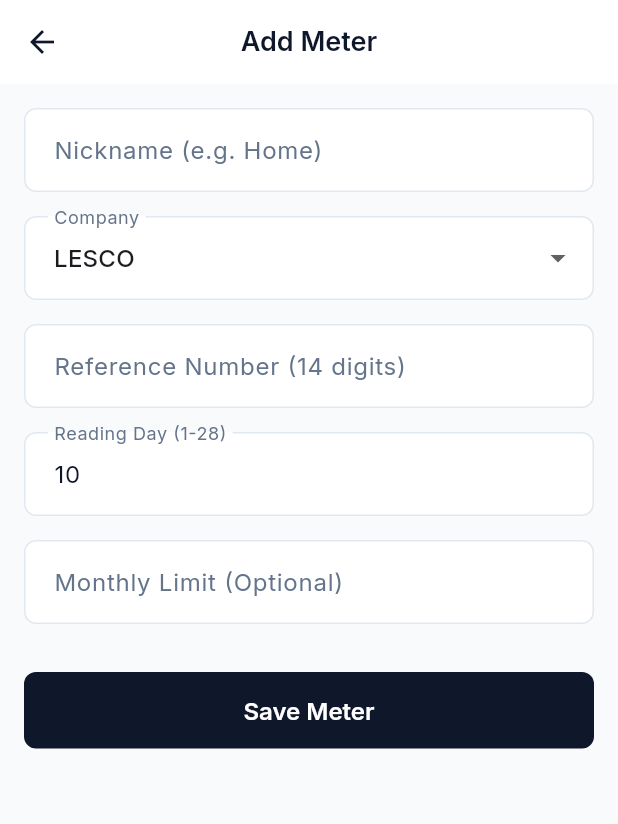
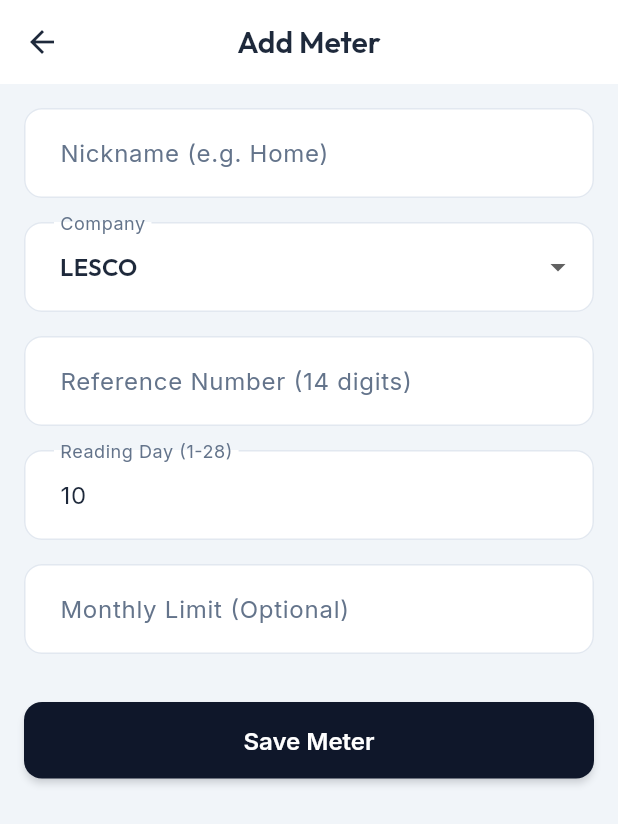
Before and after one commit to abdullahsajid0/MeterReaderflutter, a Flutter app: the screen it shows after launch, after a tap on "Add Meter", on a phone screen of 412 x 824 dp. Shown: the top 824 px of the screen. Run offline on Flutter 3.47's test engine with Material 3 defaults, Android fonts, the phone set to English and light mode, and no system bars; our stand-ins replace camera, fl_chart, go_router, google_fonts, image_picker, lucide_icons and 1 more; missing offline and left inert: google_mlkit_text_recognition.

Commit message:
Now what is being happening here is that you have

```diff
--- a/lib/router.dart
+++ b/lib/router.dart
@@ -1,15 +1,20 @@
 import 'package:go_router/go_router.dart';
-import 'screens/dashboard_screen.dart';
+import 'screens/main_screen.dart';
 import 'screens/meter_details_screen.dart';
 import 'screens/meter_scan_screen.dart';
 import 'screens/add_meter_screen.dart';
+import 'screens/alerts_screen.dart';
 
 final GoRouter appRouter = GoRouter(
   initialLocation: '/',
   routes: [
     GoRoute(
       path: '/',
-      builder: (context, state) => const DashboardScreen(),
+      builder: (context, state) => const MainScreen(),
+    ),
+    GoRoute(
+      path: '/alerts',
+      builder: (context, state) => const AlertsScreen(),
     ),
     GoRoute(
       path: '/meters/new',
--- /dev/null
+++ b/lib/screens/insights_screen.dart
@@ -0,0 +1,180 @@
+import 'package:flutter/material.dart';
+import 'package:provider/provider.dart';
+import 'package:lucide_icons/lucide_icons.dart';
+import '../store/wattwise_store.dart';
+import '../theme/app_theme.dart';
+import '../services/wattwise_billing.dart';
+
+class InsightsScreen extends StatelessWidget {
+  const InsightsScreen({super.key});
+
+  @override
+  Widget build(BuildContext context) {
+    return Consumer<WattWiseStore>(
+      builder: (context, store, child) {
+        final meters = store.meters;
+        if (meters.isEmpty) {
+          return Center(
+            child: Column(
+              mainAxisAlignment: MainAxisAlignment.center,
+              children: [
+                const Icon(LucideIcons.barChart2, size: 64, color: AppTheme.border),
+                const SizedBox(height: 16),
+                Text('No Data Available', style: Theme.of(context).textTheme.titleLarge),
+                const SizedBox(height: 8),
+                const Text('Add meters to see insights and analytics.',
+                    style: TextStyle(color: AppTheme.textSecondary)),
+              ],
+            ),
+          );
+        }
+
+        int totalUnitsThisCycle = 0;
+        int overLimitCount = 0;
+
+        for (var m in meters) {
+          final used = store.unitsThisCycle(m);
+          totalUnitsThisCycle += used;
+          if (m.monthlyLimit != null && used > m.monthlyLimit!) {
+            overLimitCount++;
+          }
+        }
+
+        return ListView(
+          padding: const EdgeInsets.all(16),
+          children: [
+            Text('Summary Overview',
+                style: Theme.of(context)
+                    .textTheme
+                    .titleMedium
+                    ?.copyWith(fontWeight: FontWeight.bold)),
+            const SizedBox(height: 16),
+            _buildStatCard(
+              context,
+              title: 'Total Units Consumed',
+              value: '$totalUnitsThisCycle',
+              subtitle: 'Across all meters this cycle',
+              icon: LucideIcons.zap,
+              color: AppTheme.accent,
+            ),
+            const SizedBox(height: 12),
+            Row(
+              children: [
+                Expanded(
+                  child: _buildStatCard(
+                    context,
+                    title: 'Active Meters',
+                    value: '${meters.length}',
+                    icon: LucideIcons.home,
+                    color: AppTheme.primary,
+                  ),
+                ),
+                const SizedBox(width: 12),
+                Expanded(
+                  child: _buildStatCard(
+                    context,
+                    title: 'Over Limit',
+                    value: '$overLimitCount',
+                    icon: LucideIcons.alertTriangle,
+                    color: overLimitCount > 0 ? AppTheme.danger : AppTheme.success,
+                  ),
+                ),
+              ],
+            ),
+            const SizedBox(height: 24),
+            Text('Meter Breakdown',
+                style: Theme.of(context)
+                    .textTheme
+                    .titleMedium
+                    ?.copyWith(fontWeight: FontWeight.bold)),
+            const SizedBox(height: 16),
+            ...meters.map((m) => _buildMeterInsightCard(context, m, store)),
+          ],
+        );
+      },
+    );
+  }
+
+  Widget _buildStatCard(BuildContext context, {
+    required String title,
+    required String value,
+    String? subtitle,
+    required IconData icon,
+    required Color color,
+  }) {
+    return Card(
+      child: Padding(
+        padding: const EdgeInsets.all(16),
+        child: Column(
+          crossAxisAlignment: CrossAxisAlignment.start,
+          children: [
+            Row(
+              children: [
+                Icon(icon, color: color, size: 20),
+                const SizedBox(width: 8),
+                Expanded(
+                  child: Text(title,
+                      style: const TextStyle(
+                          color: AppTheme.textSecondary, fontWeight: FontWeight.w500)),
+                ),
+              ],
+            ),
+            const SizedBox(height: 12),
+            Text(value,
+                style: Theme.of(context)
+                    .textTheme
+                    .displaySmall
+                    ?.copyWith(color: AppTheme.textPrimary)),
+            if (subtitle != null) ...[
+              const SizedBox(height: 4),
+              Text(subtitle,
+                  style: const TextStyle(fontSize: 12, color: AppTheme.textSecondary)),
+            ]
+          ],
+        ),
+      ),
+    );
+  }
+
+  Widget _buildMeterInsightCard(BuildContext context, dynamic m, WattWiseStore store) {
+    final used = store.unitsThisCycle(m);
+    final cycle = cycleFor(m);
+
+    return Card(
+      margin: const EdgeInsets.only(bottom: 12),
+      child: Padding(
+        padding: const EdgeInsets.all(16),
+        child: Row(
+          children: [
+            Container(
+              padding: const EdgeInsets.all(12),
+              decoration: BoxDecoration(
+                color: AppTheme.background,
+                borderRadius: BorderRadius.circular(12),
+              ),
+              child: const Icon(LucideIcons.gauge, color: AppTheme.textPrimary),
+            ),
+            const SizedBox(width: 16),
+            Expanded(
+              child: Column(
+                crossAxisAlignment: CrossAxisAlignment.start,
+                children: [
+                  Text(m.nickname, style: const TextStyle(fontWeight: FontWeight.bold, fontSize: 16)),
+                  Text('${cycle.daysRemaining} days remaining in cycle', style: const TextStyle(color: AppTheme.textSecondary, fontSize: 12)),
+                ],
+              ),
+            ),
+            Column(
+              crossAxisAlignment: CrossAxisAlignment.end,
+              children: [
+                Text('$used units', style: const TextStyle(fontWeight: FontWeight.bold, fontSize: 16)),
+                if (m.monthlyLimit != null)
+                  Text('Limit: ${m.monthlyLimit}', style: const TextStyle(color: AppTheme.textSecondary, fontSize: 12)),
+              ],
+            )
+          ],
+        ),
+      ),
+    );
+  }
+}
--- /dev/null
+++ b/lib/screens/main_screen.dart
@@ -0,0 +1,95 @@
+import 'package:flutter/material.dart';
+import 'package:provider/provider.dart';
+import 'package:lucide_icons/lucide_icons.dart';
+import 'package:go_router/go_router.dart';
+import '../store/wattwise_store.dart';
+import '../theme/app_theme.dart';
+import 'dashboard_screen.dart';
+import 'insights_screen.dart';
+
+class MainScreen extends StatefulWidget {
+  const MainScreen({super.key});
+
+  @override
+  State<MainScreen> createState() => _MainScreenState();
+}
+
+class _MainScreenState extends State<MainScreen> {
+  int _currentIndex = 0;
+
+  final List<Widget> _pages = [
+    const DashboardScreen(),
+    const InsightsScreen(),
+  ];
+
+  @override
+  Widget build(BuildContext context) {
+    return Scaffold(
+      appBar: AppBar(
+        title: Text(_currentIndex == 0 ? 'WattWise' : 'Insights'),
+        actions: [
+          Consumer<WattWiseStore>(
+            builder: (context, store, child) {
+              final alerts = store.buildAlerts();
+              return Stack(
+                alignment: Alignment.center,
+                children: [
+                  IconButton(
+                    icon: const Icon(LucideIcons.bell),
+                    onPressed: () => context.push('/alerts'),
+                  ),
+                  if (alerts.isNotEmpty)
+                    Positioned(
+                      right: 12,
+                      top: 12,
+                      child: Container(
+                        padding: const EdgeInsets.all(4),
+                        decoration: const BoxDecoration(
+                          color: AppTheme.danger,
+                          shape: BoxShape.circle,
+                        ),
+                        child: Text(
+                          '${alerts.length}',
+                          style: const TextStyle(
+                            color: Colors.white,
+                            fontSize: 10,
+                            fontWeight: FontWeight.bold,
+                          ),
+                        ),
+                      ),
+                    ),
+                ],
+              );
+            },
+          ),
+          IconButton(
+            icon: const Icon(LucideIcons.settings),
+            onPressed: () {}, // Optional: Add settings route later
+          ),
+        ],
+      ),
+      body: IndexedStack(
+        index: _currentIndex,
+        children: _pages,
+      ),
+      bottomNavigationBar: BottomNavigationBar(
+        currentIndex: _currentIndex,
+        onTap: (index) {
+          setState(() {
+            _currentIndex = index;
+          });
+        },
+        items: const [
+          BottomNavigationBarItem(
+            icon: Icon(LucideIcons.home),
+            label: 'Home',
+          ),
+          BottomNavigationBarItem(
+            icon: Icon(LucideIcons.barChart2),
+            label: 'Insights',
+          ),
+        ],
+      ),
+    );
+  }
+}
--- a/lib/theme/app_theme.dart
+++ b/lib/theme/app_theme.dart
@@ -2,40 +2,50 @@ import 'package:flutter/material.dart';
 import 'package:google_fonts/google_fonts.dart';
 
 class AppTheme {
-  static const Color primary = Color(0xFF0F172A); // Tailwind slate-900
-  static const Color background = Color(0xFFF8FAFC); // Tailwind slate-50
+  static const Color primary = Color(0xFF0F172A); // slate-900
+  static const Color background = Color(0xFFF1F5F9); // slate-100 (slightly darker than F8FAFC for better contrast with white cards)
   static const Color surface = Colors.white;
-  static const Color textPrimary = Color(0xFF0F172A);
-  static const Color textSecondary = Color(0xFF64748B); // Tailwind slate-500
-  static const Color accent = Color(0xFF3B82F6); // Tailwind blue-500
-  static const Color success = Color(0xFF22C55E); // Tailwind green-500
-  static const Color warning = Color(0xFFF59E0B); // Tailwind amber-500
-  static const Color danger = Color(0xFFEF4444); // Tailwind red-500
-  static const Color border = Color(0xFFE2E8F0); // Tailwind slate-200
+  static const Color textPrimary = Color(0xFF1E293B); // slate-800
+  static const Color textSecondary = Color(0xFF64748B); // slate-500
+  static const Color accent = Color(0xFF3B82F6); // blue-500
+  static const Color accentGradient = Color(0xFF60A5FA); // blue-400
+  static const Color success = Color(0xFF10B981); // emerald-500
+  static const Color warning = Color(0xFFF59E0B); // amber-500
+  static const Color danger = Color(0xFFEF4444); // red-500
+  static const Color border = Color(0xFFE2E8F0); // slate-200
 
   static ThemeData get light {
+    final textTheme = GoogleFonts.interTextTheme().copyWith(
+      displayLarge: GoogleFonts.outfit(color: textPrimary, fontWeight: FontWeight.bold),
+      displayMedium: GoogleFonts.outfit(color: textPrimary, fontWeight: FontWeight.bold),
+      displaySmall: GoogleFonts.outfit(color: textPrimary, fontWeight: FontWeight.bold),
+      titleLarge: GoogleFonts.outfit(color: textPrimary, fontWeight: FontWeight.w600),
+      titleMedium: GoogleFonts.outfit(color: textPrimary, fontWeight: FontWeight.w600),
+      titleSmall: GoogleFonts.outfit(color: textPrimary, fontWeight: FontWeight.w600),
+      bodyLarge: GoogleFonts.inter(color: textPrimary, fontSize: 16),
+      bodyMedium: GoogleFonts.inter(color: textSecondary, fontSize: 14),
+      labelLarge: GoogleFonts.inter(color: textPrimary, fontWeight: FontWeight.w600, letterSpacing: 0.5),
+    );
+
     return ThemeData(
       brightness: Brightness.light,
       primaryColor: primary,
       scaffoldBackgroundColor: background,
       colorScheme: const ColorScheme.light(
-        primary: primary,
-        secondary: accent,
+        primary: accent,
+        secondary: accentGradient,
         surface: surface,
         error: danger,
+        onPrimary: Colors.white,
       ),
-      textTheme: GoogleFonts.interTextTheme().copyWith(
-        displayLarge:
-            GoogleFonts.inter(color: textPrimary, fontWeight: FontWeight.bold),
-        bodyLarge: GoogleFonts.inter(color: textPrimary),
-        bodyMedium: GoogleFonts.inter(color: textSecondary),
-      ),
+      textTheme: textTheme,
       cardTheme: CardThemeData(
         color: surface,
-        elevation: 0,
+        elevation: 6,
+        shadowColor: const Color(0xFF94A3B8).withOpacity(0.2), // soft modern shadow
         shape: RoundedRectangleBorder(
-          borderRadius: BorderRadius.circular(16),
-          side: const BorderSide(color: border),
+          borderRadius: BorderRadius.circular(20),
+          side: const BorderSide(color: border, width: 0.5),
         ),
       ),
       appBarTheme: AppBarTheme(
@@ -44,48 +54,57 @@ class AppTheme {
         elevation: 0,
         centerTitle: true,
         iconTheme: const IconThemeData(color: textPrimary),
-        titleTextStyle: GoogleFonts.inter(
+        titleTextStyle: GoogleFonts.outfit(
           color: textPrimary,
-          fontSize: 18,
+          fontSize: 20,
           fontWeight: FontWeight.w600,
         ),
+        surfaceTintColor: Colors.transparent,
+      ),
+      bottomNavigationBarTheme: BottomNavigationBarThemeData(
+        backgroundColor: surface,
+        selectedItemColor: accent,
+        unselectedItemColor: textSecondary.withOpacity(0.6),
+        selectedLabelStyle: GoogleFonts.inter(fontWeight: FontWeight.w600, fontSize: 12),
+        unselectedLabelStyle: GoogleFonts.inter(fontWeight: FontWeight.w500, fontSize: 12),
+        elevation: 16,
+        type: BottomNavigationBarType.fixed,
       ),
       elevatedButtonTheme: ElevatedButtonThemeData(
         style: ElevatedButton.styleFrom(
           backgroundColor: primary,
           foregroundColor: Colors.white,
-          elevation: 0,
-          shape: RoundedRectangleBorder(borderRadius: BorderRadius.circular(8)),
-          padding: const EdgeInsets.symmetric(horizontal: 24, vertical: 16),
-          textStyle:
-              GoogleFonts.inter(fontWeight: FontWeight.w600, fontSize: 16),
+          elevation: 2,
+          shadowColor: primary.withOpacity(0.4),
+          shape: RoundedRectangleBorder(borderRadius: BorderRadius.circular(12)),
+          padding: const EdgeInsets.symmetric(horizontal: 28, vertical: 16),
+          textStyle: GoogleFonts.inter(fontWeight: FontWeight.w600, fontSize: 16),
         ),
       ),
       outlinedButtonTheme: OutlinedButtonThemeData(
         style: OutlinedButton.styleFrom(
           foregroundColor: textPrimary,
-          side: const BorderSide(color: border),
-          shape: RoundedRectangleBorder(borderRadius: BorderRadius.circular(8)),
+          side: const BorderSide(color: border, width: 1.5),
+          shape: RoundedRectangleBorder(borderRadius: BorderRadius.circular(12)),
           padding: const EdgeInsets.symmetric(horizontal: 24, vertical: 16),
-          textStyle: GoogleFonts.inter(fontWeight: FontWeight.w500),
+          textStyle: GoogleFonts.inter(fontWeight: FontWeight.w600, fontSize: 16),
         ),
       ),
       inputDecorationTheme: InputDecorationTheme(
         filled: true,
         fillColor: surface,
-        contentPadding:
-            const EdgeInsets.symmetric(horizontal: 16, vertical: 16),
+        contentPadding: const EdgeInsets.symmetric(horizontal: 20, vertical: 18),
         border: OutlineInputBorder(
-          borderRadius: BorderRadius.circular(8),
+          borderRadius: BorderRadius.circular(12),
           borderSide: const BorderSide(color: border),
         ),
         enabledBorder: OutlineInputBorder(
-          borderRadius: BorderRadius.circular(8),
+          borderRadius: BorderRadius.circular(12),
           borderSide: const BorderSide(color: border),
         ),
         focusedBorder: OutlineInputBorder(
-          borderRadius: BorderRadius.circular(8),
-          borderSide: const BorderSide(color: primary, width: 2),
+          borderRadius: BorderRadius.circular(12),
+          borderSide: const BorderSide(color: accent, width: 2),
         ),
         labelStyle: const TextStyle(color: textSecondary),
         hintStyle: const TextStyle(color: textSecondary),
```
Also changed, not shown: lib/screens/alerts_screen.dart (added, +131 -0 lines), lib/screens/dashboard_screen.dart (+18 -105 lines), lib/screens/meter_scan_screen.dart (+34 -7 lines).
